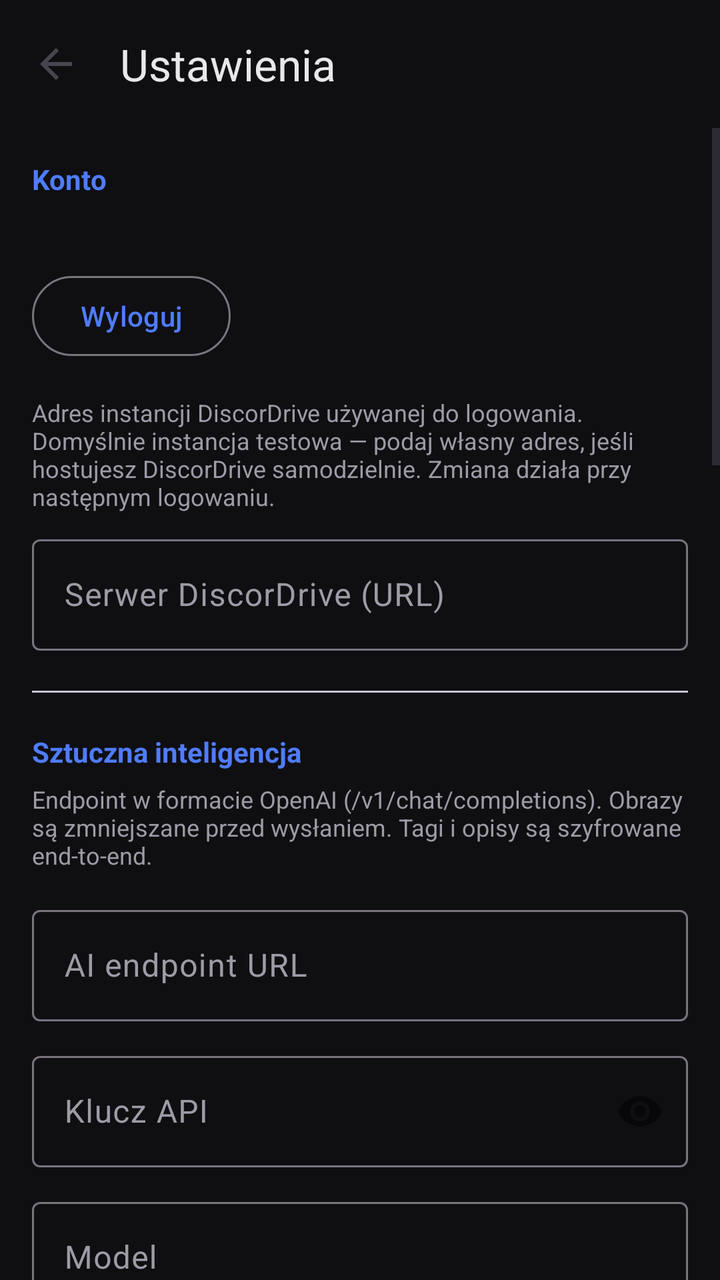
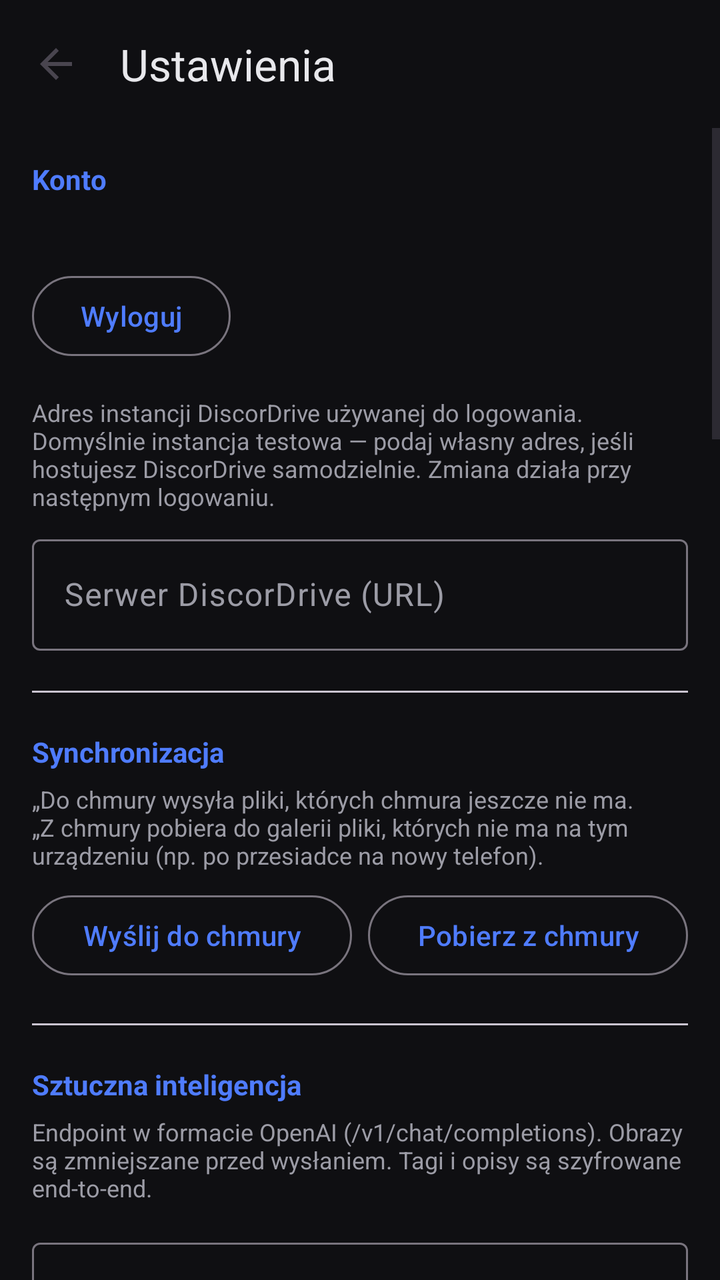

Two renders of the same Android screen: before a commit and after it. Below are the layout's source before the change and the commit's diff.
<!-- AndroidManifest.xml: application theme Theme.Gallery -->
<!-- res/layout/activity_settings.xml -->
<?xml version="1.0" encoding="utf-8"?>
<LinearLayout xmlns:android="http://schemas.android.com/apk/res/android"
    xmlns:app="http://schemas.android.com/apk/res-auto"
    android:id="@+id/settingsRoot"
    android:layout_width="match_parent"
    android:layout_height="match_parent"
    android:orientation="vertical">

    <com.google.android.material.appbar.MaterialToolbar
        android:id="@+id/toolbar"
        android:layout_width="match_parent"
        android:layout_height="?attr/actionBarSize"
        app:navigationIcon="?attr/homeAsUpIndicator"
        app:title="@string/settings_title"
        app:titleTextColor="@color/text"/>

    <ScrollView
        android:layout_width="match_parent"
        android:layout_height="match_parent">

        <LinearLayout
            android:layout_width="match_parent"
            android:layout_height="wrap_content"
            android:orientation="vertical"
            android:padding="16dp">

            
            <TextView
                android:layout_width="wrap_content"
                android:layout_height="wrap_content"
                android:text="@string/settings_account"
                android:textColor="@color/accent"
                android:textSize="14sp"
                android:textStyle="bold"/>

            <TextView
                android:id="@+id/accountInfo"
                android:layout_width="match_parent"
                android:layout_height="wrap_content"
                android:layout_marginTop="8dp"
                android:textColor="@color/text"
                android:textSize="14sp"/>

            <com.google.android.material.button.MaterialButton
                android:id="@+id/loginButton"
                android:layout_width="wrap_content"
                android:layout_height="wrap_content"
                android:layout_marginTop="8dp"
                android:visibility="gone"
                android:text="@string/settings_login"/>

            <com.google.android.material.button.MaterialButton
                android:id="@+id/logoutButton"
                style="@style/Widget.Material3.Button.OutlinedButton"
                android:layout_width="wrap_content"
                android:layout_height="wrap_content"
                android:layout_marginTop="8dp"
                android:text="@string/settings_logout"/>

            <TextView
                android:layout_width="match_parent"
                android:layout_height="wrap_content"
                android:layout_marginTop="16dp"
                android:text="@string/settings_server_hint"
                android:textColor="@color/text_dim"
                android:textSize="12sp"/>

            <com.google.android.material.textfield.TextInputLayout
                android:layout_width="match_parent"
                android:layout_height="wrap_content"
                android:layout_marginTop="8dp"
                android:hint="@string/settings_server_url">
                <com.google.android.material.textfield.TextInputEditText
                    android:id="@+id/serverUrlInput"
                    android:layout_width="match_parent"
                    android:layout_height="wrap_content"
                    android:inputType="textUri"/>
            </com.google.android.material.textfield.TextInputLayout>

            <com.google.android.material.divider.MaterialDivider
                android:layout_width="match_parent"
                android:layout_height="wrap_content"
                android:layout_marginVertical="20dp"/>

            
            <TextView
                android:layout_width="wrap_content"
                android:layout_height="wrap_content"
                android:text="@string/settings_ai"
                android:textColor="@color/accent"
                android:textSize="14sp"
                android:textStyle="bold"/>

            <TextView
                android:layout_width="match_parent"
                android:layout_height="wrap_content"
                android:layout_marginTop="6dp"
                android:text="@string/settings_ai_hint"
                android:textColor="@color/text_dim"
                android:textSize="12sp"/>

            <com.google.android.material.textfield.TextInputLayout
                android:layout_width="match_parent"
                android:layout_height="wrap_content"
                android:layout_marginTop="14dp"
                android:hint="@string/settings_ai_url">
                <com.google.android.material.textfield.TextInputEditText
                    android:id="@+id/aiUrlInput"
                    android:layout_width="match_parent"
                    android:layout_height="wrap_content"
                    android:inputType="textUri"/>
            </com.google.android.material.textfield.TextInputLayout>

            <com.google.android.material.textfield.TextInputLayout
                android:layout_width="match_parent"
                android:layout_height="wrap_content"
                android:layout_marginTop="12dp"
                android:hint="@string/settings_ai_key"
                app:passwordToggleEnabled="true">
                <com.google.android.material.textfield.TextInputEditText
                    android:id="@+id/aiKeyInput"
                    android:layout_width="match_parent"
                    android:layout_height="wrap_content"
                    android:inputType="textPassword"/>
            </com.google.android.material.textfield.TextInputLayout>

            <com.google.android.material.textfield.TextInputLayout
                android:layout_width="match_parent"
                android:layout_height="wrap_content"
                android:layout_marginTop="12dp"
                android:hint="@string/settings_ai_model">
                <com.google.android.material.textfield.TextInputEditText
                    android:id="@+id/aiModelInput"
                    android:layout_width="match_parent"
                    android:layout_height="wrap_content"
                    android:inputType="text"/>
            </com.google.android.material.textfield.TextInputLayout>


            <com.google.android.material.textfield.TextInputLayout
                android:layout_width="match_parent"
                android:layout_height="wrap_content"
                android:layout_marginTop="12dp"
                android:hint="@string/settings_ai_limit">
                <com.google.android.material.textfield.TextInputEditText
                    android:id="@+id/aiLimitInput"
                    android:layout_width="match_parent"
                    android:layout_height="wrap_content"
                    android:inputType="number"/>
            </com.google.android.material.textfield.TextInputLayout>

            <com.google.android.material.textfield.TextInputLayout
                android:layout_width="match_parent"
                android:layout_height="wrap_content"
                android:layout_marginTop="12dp"
                android:hint="@string/settings_ai_concurrency">
                <com.google.android.material.textfield.TextInputEditText
                    android:id="@+id/aiConcurrencyInput"
                    android:layout_width="match_parent"
                    android:layout_height="wrap_content"
                    android:inputType="number"/>
            </com.google.android.material.textfield.TextInputLayout>

            <com.google.android.material.materialswitch.MaterialSwitch
                android:id="@+id/aiAutoSwitch"
                android:layout_width="match_parent"
                android:layout_height="wrap_content"
                android:layout_marginTop="14dp"
                android:text="@string/settings_ai_auto"
                android:textColor="@color/text"/>

            <com.google.android.material.divider.MaterialDivider
                android:layout_width="match_parent"
                android:layout_height="wrap_content"
                android:layout_marginVertical="20dp"/>

            
            <TextView
                android:layout_width="wrap_content"
                android:layout_height="wrap_content"
                android:text="@string/settings_transcribe"
                android:textColor="@color/accent"
                android:textSize="14sp"
                android:textStyle="bold"/>

            <TextView
                android:layout_width="match_parent"
                android:layout_height="wrap_content"
                android:layout_marginTop="6dp"
                android:text="@string/settings_transcribe_hint"
                android:textColor="@color/text_dim"
                android:textSize="12sp"/>

            <com.google.android.material.textfield.TextInputLayout
                android:layout_width="match_parent"
                android:layout_height="wrap_content"
                android:layout_marginTop="12dp"
                android:hint="@string/settings_transcribe_url">
                <com.google.android.material.textfield.TextInputEditText
                    android:id="@+id/transcribeUrlInput"
                    android:layout_width="match_parent"
                    android:layout_height="wrap_content"
                    android:inputType="textUri"/>
            </com.google.android.material.textfield.TextInputLayout>

            <com.google.android.material.textfield.TextInputLayout
                android:layout_width="match_parent"
                android:layout_height="wrap_content"
                android:layout_marginTop="12dp"
                android:hint="@string/settings_transcribe_key"
                app:passwordToggleEnabled="true">
                <com.google.android.material.textfield.TextInputEditText
                    android:id="@+id/transcribeKeyInput"
                    android:layout_width="match_parent"
                    android:layout_height="wrap_content"
                    android:inputType="textPassword"/>
            </com.google.android.material.textfield.TextInputLayout>

            <com.google.android.material.textfield.TextInputLayout
                android:layout_width="match_parent"
                android:layout_height="wrap_content"
                android:layout_marginTop="12dp"
                android:hint="@string/settings_transcribe_model">
                <com.google.android.material.textfield.TextInputEditText
                    android:id="@+id/transcribeModelInput"
                    android:layout_width="match_parent"
                    android:layout_height="wrap_content"
                    android:inputType="text"/>
            </com.google.android.material.textfield.TextInputLayout>

            <com.google.android.material.divider.MaterialDivider
                android:layout_width="match_parent"
                android:layout_height="wrap_content"
                android:layout_marginVertical="20dp"/>

            <TextView
                android:layout_width="wrap_content"
                android:layout_height="wrap_content"
                android:text="@string/settings_bg"
                android:textColor="@color/accent"
                android:textSize="14sp"
                android:textStyle="bold"/>

            <TextView
                android:layout_width="match_parent"
                android:layout_height="wrap_content"
                android:layout_marginTop="6dp"
                android:text="@string/settings_bg_hint"
                android:textColor="@color/text_dim"
                android:textSize="12sp"/>

            <com.google.android.material.materialswitch.MaterialSwitch
                android:id="@+id/bgSyncSwitch"
                android:layout_width="match_parent"
                android:layout_height="wrap_content"
                android:layout_marginTop="10dp"
                android:text="@string/settings_bg_enabled"
                android:textColor="@color/text"/>

            <com.google.android.material.materialswitch.MaterialSwitch
                android:id="@+id/bgWifiSwitch"
                android:layout_width="match_parent"
                android:layout_height="wrap_content"
                android:text="@string/settings_bg_wifi"
                android:textColor="@color/text"/>

            <com.google.android.material.materialswitch.MaterialSwitch
                android:id="@+id/bgChargingSwitch"
                android:layout_width="match_parent"
                android:layout_height="wrap_content"
                android:text="@string/settings_bg_charging"
                android:textColor="@color/text"/>

            <com.google.android.material.divider.MaterialDivider
                android:layout_width="match_parent"
                android:layout_height="wrap_content"
                android:layout_marginVertical="20dp"/>

            
            <TextView
                android:layout_width="wrap_content"
                android:layout_height="wrap_content"
                android:text="@string/settings_diag"
                android:textColor="@color/accent"
                android:textSize="14sp"
                android:textStyle="bold"/>

            <TextView
                android:layout_width="match_parent"
                android:layout_height="wrap_content"
                android:layout_marginTop="6dp"
                android:text="@string/settings_diag_hint"
                android:textColor="@color/text_dim"
                android:textSize="12sp"/>

            <LinearLayout
                android:layout_width="match_parent"
                android:layout_height="wrap_content"
                android:layout_marginTop="8dp"
                android:orientation="horizontal">

                <com.google.android.material.button.MaterialButton
                    android:id="@+id/copyLogsButton"
                    style="@style/Widget.Material3.Button.OutlinedButton"
                    android:layout_width="0dp"
                    android:layout_height="wrap_content"
                    android:layout_weight="1"
                    android:layout_marginEnd="8dp"
                    android:text="@string/diag_copy"/>

                <com.google.android.material.button.MaterialButton
                    android:id="@+id/sendLogsButton"
                    style="@style/Widget.Material3.Button.OutlinedButton"
                    android:layout_width="0dp"
                    android:layout_height="wrap_content"
                    android:layout_weight="1"
                    android:text="@string/diag_send"/>
            </LinearLayout>

            <com.google.android.material.button.MaterialButton
                android:id="@+id/clearLogsButton"
                style="@style/Widget.Material3.Button.TextButton"
                android:layout_width="wrap_content"
                android:layout_height="wrap_content"
                android:layout_marginTop="4dp"
                android:text="@string/diag_clear"/>

            
            <View
                android:layout_width="match_parent"
                android:layout_height="1dp"
                android:background="@color/text_dim"
                android:alpha="0.2"
                android:layout_marginVertical="20dp"/>

            <TextView
                android:layout_width="wrap_content"
                android:layout_height="wrap_content"
                android:text="@string/settings_clear_ai"
                android:textColor="@color/accent"
                android:textSize="14sp"
                android:textStyle="bold"/>

            <TextView
                android:layout_width="match_parent"
                android:layout_height="wrap_content"
                android:layout_marginTop="6dp"
                android:text="@string/settings_clear_ai_summary"
                android:textColor="@color/text_dim"
                android:textSize="12sp"/>

            <com.google.android.material.button.MaterialButton
                android:id="@+id/clearAiButton"
                style="@style/Widget.Material3.Button.OutlinedButton"
                android:layout_width="match_parent"
                android:layout_height="wrap_content"
                android:layout_marginTop="8dp"
                android:text="@string/settings_clear_ai"/>

            <com.google.android.material.button.MaterialButton
                android:id="@+id/saveButton"
                android:layout_width="match_parent"
                android:layout_height="52dp"
                android:layout_marginTop="20dp"
                android:text="@string/settings_save"/>

            <TextView
                android:id="@+id/versionInfo"
                android:layout_width="match_parent"
                android:layout_height="wrap_content"
                android:layout_marginTop="24dp"
                android:gravity="center"
                android:textColor="@color/text_dim"
                android:textSize="12sp"/>

            <com.google.android.material.button.MaterialButton
                android:id="@+id/checkUpdateButton"
                style="@style/Widget.Material3.Button.TextButton"
                android:layout_width="wrap_content"
                android:layout_height="wrap_content"
                android:layout_gravity="center"
                android:layout_marginTop="4dp"
                android:text="@string/update_check"/>
        </LinearLayout>
    </ScrollView>
</LinearLayout>
<!-- resources referenced by this layout -->
<resources>
  <color name="accent">#4F7CFF</color>
  <color name="text">#E8E8EC</color>
  <color name="text_dim">#9C9CA6</color>
  <string name="diag_clear">Wyczyść logi</string>
  <string name="diag_copy">Kopiuj logi</string>
  <string name="diag_send">Wyślij logi na serwer</string>
  <string name="settings_account">Konto</string>
  <string name="settings_ai">Sztuczna inteligencja</string>
  <string name="settings_ai_auto">Analizuj automatycznie po synchronizacji</string>
  <string name="settings_ai_concurrency">Równoległe zapytania AI (np. 2 dla 2 kont)</string>
  <string name="settings_ai_hint">Endpoint w formacie OpenAI (/v1/chat/completions). Obrazy są zmniejszane przed wysłaniem. Tagi i opisy są szyfrowane end-to-end.</string>
  <string name="settings_ai_key">Klucz API</string>
  <string name="settings_ai_limit">Limit analiz w jednym przebiegu (0 = bez limitu)</string>
  <string name="settings_ai_model">Model</string>
  <string name="settings_ai_url">AI endpoint URL</string>
  <string name="settings_bg">Synchronizacja w tle</string>
  <string name="settings_bg_charging">Tylko podczas ładowania</string>
  <string name="settings_bg_enabled">Włącz synchronizację w tle</string>
  <string name="settings_bg_hint">Co ok. 3 godziny aplikacja po cichu zsynchronizuje nowe zdjęcia (sesja odblokowywana z Android Keystore, bez hasła).</string>
  <string name="settings_bg_wifi">Tylko przez Wi-Fi</string>
  <string name="settings_clear_ai">Usuń wszystkie analizy AI</string>
  <string name="settings_clear_ai_summary">Kasuje tagi i opisy AI wszystkich zdjęć (w chmurze i lokalnie). Same zdjęcia zostają.</string>
  <string name="settings_diag">Diagnostyka</string>
  <string name="settings_diag_hint">Aplikacja zapisuje logi (w tym crashe) do pliku na urządzeniu. Wysyłka na serwer jest szyfrowana end-to-end Twoim kluczem.</string>
  <string name="settings_login">Zaloguj się</string>
  <string name="settings_logout">Wyloguj</string>
  <string name="settings_save">Zapisz</string>
  <string name="settings_server_hint">Adres instancji DiscorDrive używanej do logowania. Domyślnie instancja testowa — podaj własny adres, jeśli hostujesz DiscorDrive samodzielnie. Zmiana działa przy następnym logowaniu.</string>
  <string name="settings_server_url">Serwer DiscorDrive (URL)</string>
  <string name="settings_title">Ustawienia</string>
  <string name="settings_transcribe">Transkrypcja audio (opcjonalnie)</string>
  <string name="settings_transcribe_hint">Endpoint mowa-na-tekst (format OpenAI /v1/audio/transcriptions). Gdy ustawiony, analiza wideo dorzuca transkrypcję ścieżki dźwiękowej jako kontekst. Puste = wyłączone.</string>
  <string name="settings_transcribe_key">Klucz transkrypcji</string>
  <string name="settings_transcribe_model">Model transkrypcji (np. whisper-1)</string>
  <string name="settings_transcribe_url">URL transkrypcji</string>
  <string name="update_check">Sprawdź aktualizacje</string>
  <color name="white">#FFFFFF</color>
  <color name="accent_dim">#2C3E73</color>
  <color name="bg">#0F0F12</color>
  <color name="surface">#18181C</color>
  <color name="surface_high">#222228</color>
  <!-- unchanged entries left out for length: 1 -->
</resources>

<!-- the commit's change to res/layout/activity_settings.xml (unified diff, before → after) -->
@@ -86,6 +86,52 @@
             <TextView
                 android:layout_width="wrap_content"
                 android:layout_height="wrap_content"
+                android:text="@string/sync_section"
+                android:textColor="@color/accent"
+                android:textSize="14sp"
+                android:textStyle="bold"/>
+
+            <TextView
+                android:layout_width="match_parent"
+                android:layout_height="wrap_content"
+                android:layout_marginTop="6dp"
+                android:text="@string/sync_section_hint"
+                android:textColor="@color/text_dim"
+                android:textSize="12sp"/>
+
+            <LinearLayout
+                android:layout_width="match_parent"
+                android:layout_height="wrap_content"
+                android:layout_marginTop="8dp"
+                android:orientation="horizontal">
+
+                <com.google.android.material.button.MaterialButton
+                    android:id="@+id/syncToCloudButton"
+                    style="@style/Widget.Material3.Button.OutlinedButton"
+                    android:layout_width="0dp"
+                    android:layout_height="wrap_content"
+                    android:layout_weight="1"
+                    android:layout_marginEnd="8dp"
+                    android:text="@string/sync_to_cloud_action"/>
+
+                <com.google.android.material.button.MaterialButton
+                    android:id="@+id/syncFromCloudButton"
+                    style="@style/Widget.Material3.Button.OutlinedButton"
+                    android:layout_width="0dp"
+                    android:layout_height="wrap_content"
+                    android:layout_weight="1"
+                    android:text="@string/sync_from_cloud_action"/>
+            </LinearLayout>
+
+            <com.google.android.material.divider.MaterialDivider
+                android:layout_width="match_parent"
+                android:layout_height="wrap_content"
+                android:layout_marginVertical="20dp"/>
+
+            
+            <TextView
+                android:layout_width="wrap_content"
+                android:layout_height="wrap_content"
                 android:text="@string/settings_ai"
                 android:textColor="@color/accent"
                 android:textSize="14sp"
<!-- resource entries referenced after the edit -->
@@ -35,6 +35,10 @@
   <string name="settings_transcribe_key">Klucz transkrypcji</string>
   <string name="settings_transcribe_model">Model transkrypcji (np. whisper-1)</string>
   <string name="settings_transcribe_url">URL transkrypcji</string>
+  <string name="sync_from_cloud_action">Pobierz z chmury</string>
+  <string name="sync_section">Synchronizacja</string>
+  <string name="sync_section_hint">„Do chmury" wysyła pliki, których chmura jeszcze nie ma. „Z chmury" pobiera do galerii pliki, których nie ma na tym urządzeniu (np. po przesiadce na nowy telefon).</string>
+  <string name="sync_to_cloud_action">Wyślij do chmury</string>
   <string name="update_check">Sprawdź aktualizacje</string>
   <color name="white">#FFFFFF</color>
   <color name="accent_dim">#2C3E73</color>
